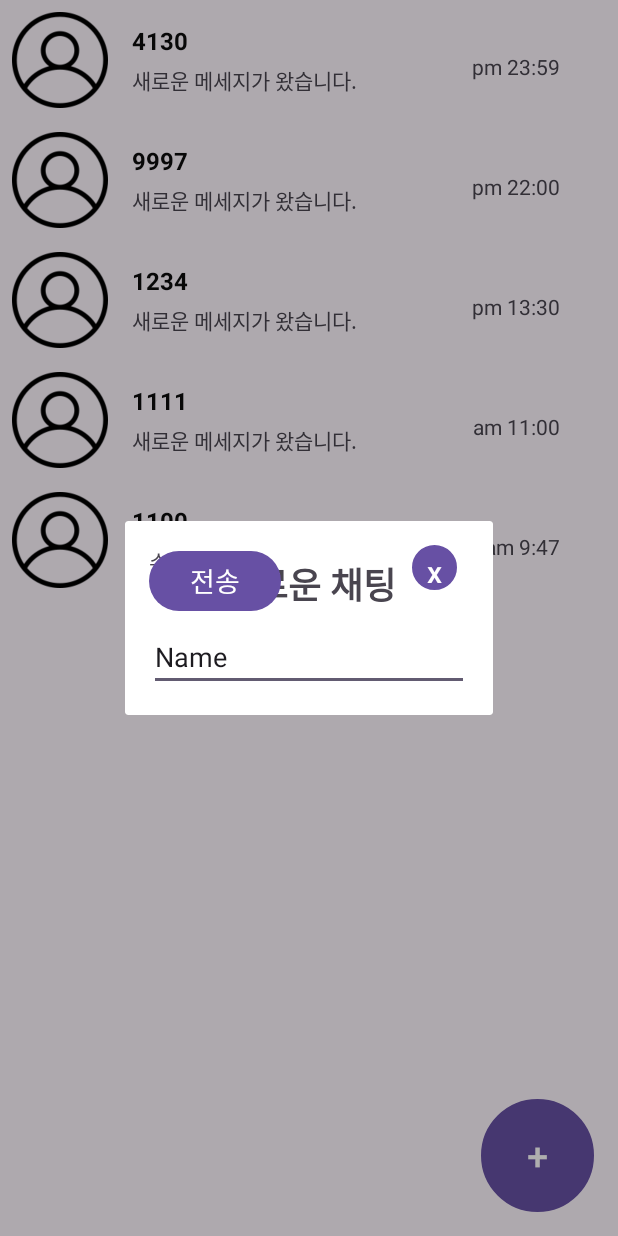
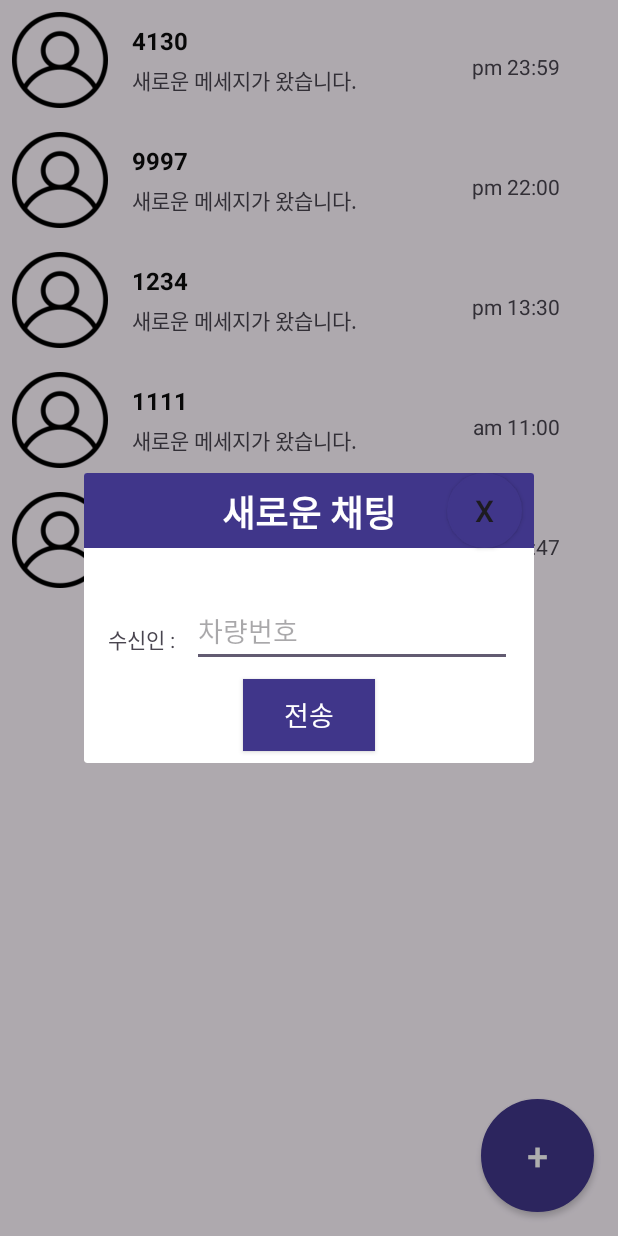
Before and after one commit to JustinLee02/OOP_TEAM1, an Android app: the fragment ChatPopupFragment placed in its activity, on a phone screen of 412 x 824 dp. Run offline under Robolectric (Android 15) with nearby library versions, the phone set to English and light mode, and no system bars.

Commit message:
"fix: UI 수정"

```diff
--- a/KAUPark/app/src/main/java/com/example/kaupark/MainActivity.kt
+++ b/KAUPark/app/src/main/java/com/example/kaupark/MainActivity.kt
@@ -30,6 +30,10 @@ class MainActivity : AppCompatActivity(), ChatPopupFragment.OnPersonAddedListene
 //        val binding2 = HomeViewBinding.inflate(layoutInflater)
         setContentView(binding.root)
 
+       chattingListFun()
+    }
+
+    fun chattingListFun(){
         adapter = PersonsAdapter(personList)
         binding.recChatting.layoutManager = LinearLayoutManager(this)
         binding.recChatting.adapter = adapter
@@ -39,19 +43,18 @@ class MainActivity : AppCompatActivity(), ChatPopupFragment.OnPersonAddedListene
             chatPopupFragment.show(supportFragmentManager, "ChatPopupFragment")
         }
 
-        // 스와이프하여 삭제하는 기능 추가
         val itemTouchHelper = ItemTouchHelper(object : ItemTouchHelper.SimpleCallback(0, ItemTouchHelper.LEFT or ItemTouchHelper.RIGHT) {
             override fun onMove(
                 recyclerView: RecyclerView,
                 viewHolder: RecyclerView.ViewHolder,
                 target: RecyclerView.ViewHolder
             ): Boolean {
-                return false // 이동 기능은 필요 없음
+                return false
             }
 
             override fun onSwiped(viewHolder: RecyclerView.ViewHolder, direction: Int) {
                 val position = viewHolder.bindingAdapterPosition
-                adapter.removePerson(position) // 아이템 삭제
+                adapter.removePerson(position)
             }
         })
 
--- a/KAUPark/app/src/main/res/drawable/shape_for_circle_button.xml
+++ b/KAUPark/app/src/main/res/drawable/shape_for_circle_button.xml
@@ -2,8 +2,8 @@
 <shape xmlns:android="http://schemas.android.com/apk/res/android"
     android:shape="oval">
 
-    <solid android:color="#FFFFFF" />
+    <solid android:color="@color/kaucolor" />
     <stroke
         android:width="1dp"
-        android:color="@color/black" />
+        android:color="@color/kaucolor" />
 </shape>
--- a/KAUPark/app/src/main/res/layout/chatting_list.xml
+++ b/KAUPark/app/src/main/res/layout/chatting_list.xml
@@ -6,7 +6,7 @@
     android:layout_height="match_parent"
     tools:context=".ChattingList" >
 
-    <Button
+    <android.widget.Button
         android:id="@+id/chatplus_btn"
         android:layout_width="75dp"
         android:layout_height="75dp"
@@ -14,6 +14,7 @@
         android:layout_marginBottom="16dp"
         android:text="+"
         android:textSize="25dp"
+        android:textColor="@color/white"
         android:background="@drawable/shape_for_circle_button"
         app:layout_constraintBottom_toBottomOf="parent"
         app:layout_constraintEnd_toEndOf="parent" />
--- a/KAUPark/app/src/main/res/layout/fragment_chat_popup.xml
+++ b/KAUPark/app/src/main/res/layout/fragment_chat_popup.xml
@@ -3,11 +3,20 @@
     xmlns:app="http://schemas.android.com/apk/res-auto"
     xmlns:tools="http://schemas.android.com/tools"
     android:layout_width="300dp"
-    android:layout_height="wrap_content"
-    android:padding="16dp">
+    android:layout_height="200dp"
+    android:padding="0dp">
 
 
     <!-- 전송 버튼 추가 -->
+
+    <View
+        android:id="@+id/view"
+        android:layout_width="300dp"
+        android:layout_height="50dp"
+        android:background="@color/kaucolor"
+        app:layout_constraintEnd_toEndOf="parent"
+        app:layout_constraintStart_toStartOf="parent"
+        app:layout_constraintTop_toTopOf="parent" />
 
     <TextView
         android:id="@+id/popup_title"
@@ -16,16 +25,17 @@
         android:layout_marginTop="8dp"
         android:gravity="center"
         android:text="새로운 채팅"
+        android:textColor="@color/white"
         android:textSize="24sp"
         android:textStyle="bold"
         app:layout_constraintEnd_toEndOf="parent"
         app:layout_constraintStart_toStartOf="parent"
         app:layout_constraintTop_toTopOf="parent" />
 
-    <Button
+    <android.widget.Button
         android:id="@+id/close_btn"
-        android:layout_width="30dp"
-        android:layout_height="30dp"
+        android:layout_width="50dp"
+        android:layout_height="50dp"
         android:layout_marginEnd="8dp"
         android:background="@drawable/shape_for_circle_button"
         android:padding="0dp"
@@ -34,36 +44,44 @@
         app:layout_constraintEnd_toEndOf="parent"
         app:layout_constraintHorizontal_bias="1.0"
         app:layout_constraintStart_toEndOf="@+id/popup_title"
-        tools:layout_editor_absoluteY="7dp" />
+        app:layout_constraintTop_toTopOf="parent" />
 
     <TextView
         android:id="@+id/user_name"
         android:layout_width="wrap_content"
         android:layout_height="wrap_content"
+        android:layout_marginStart="16dp"
+        android:layout_marginTop="50dp"
         android:text="수신인 : "
-        tools:layout_editor_absoluteX="16dp"
-        tools:layout_editor_absoluteY="68dp" />
+        app:layout_constraintStart_toStartOf="parent"
+        app:layout_constraintTop_toBottomOf="@+id/view" />
 
     <EditText
         android:id="@+id/blank_text"
         android:layout_width="wrap_content"
         android:layout_height="wrap_content"
-        android:layout_marginTop="52dp"
+        android:layout_marginBottom="-8dp"
         android:ems="10"
         android:inputType="text"
-        android:text="Name"
-        app:layout_constraintTop_toTopOf="parent"
-        tools:layout_editor_absoluteX="74dp" />
+        android:hint="차량번호"
+        app:layout_constraintBottom_toBottomOf="@+id/user_name"
+        app:layout_constraintEnd_toEndOf="parent"
+        app:layout_constraintHorizontal_bias="0.36"
+        app:layout_constraintStart_toEndOf="@+id/user_name" />
 
-    <Button
+    <android.widget.Button
         android:id="@+id/send_btn"
         android:layout_width="wrap_content"
         android:layout_height="wrap_content"
-        tools:layout_editor_absoluteX="78dp"
-        tools:layout_editor_absoluteY="105dp"
+        android:layout_marginTop="8dp"
+        android:layout_marginBottom="8dp"
+        android:background="@color/kaucolor"
         android:text="전송"
+        android:textColor="@android:color/white"
         android:textSize="18sp"
-        android:layout_marginTop="16dp"
-        android:textColor="@android:color/white"/>
+        app:layout_constraintBottom_toBottomOf="parent"
+        app:layout_constraintEnd_toEndOf="parent"
+        app:layout_constraintStart_toStartOf="parent"
+        app:layout_constraintTop_toBottomOf="@+id/blank_text" />
 
 </androidx.constraintlayout.widget.ConstraintLayout>
```
